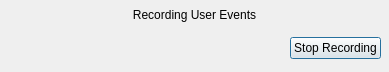
This is pqRecordEventsDialog.ui in Kitware/QtTesting as Qt 5 draws it before an edit. The edited form follows.
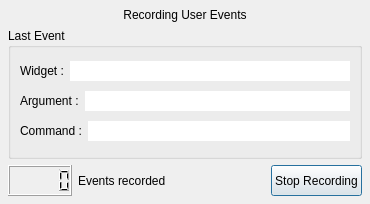
This is the edited form. Icons and pictures are not drawn.

```diff
--- a/pqRecordEventsDialog.ui
+++ b/pqRecordEventsDialog.ui
@@ -6,8 +6,8 @@
    <rect>
     <x>0</x>
     <y>0</y>
-    <width>389</width>
-    <height>72</height>
+    <width>370</width>
+    <height>204</height>
    </rect>
   </property>
   <property name="windowTitle">
@@ -23,7 +23,7 @@
    <item>
     <widget class="QLabel" name="label">
      <property name="sizePolicy">
-      <sizepolicy hsizetype="Preferred" vsizetype="MinimumExpanding">
+      <sizepolicy hsizetype="Preferred" vsizetype="Fixed">
        <horstretch>0</horstretch>
        <verstretch>0</verstretch>
       </sizepolicy>
@@ -36,22 +36,141 @@
      </property>
     </widget>
    </item>
+   <item>
+    <widget class="QGroupBox" name="eventBox">
+     <property name="sizePolicy">
+      <sizepolicy hsizetype="Preferred" vsizetype="MinimumExpanding">
+       <horstretch>0</horstretch>
+       <verstretch>0</verstretch>
+      </sizepolicy>
+     </property>
+     <property name="title">
+      <string>Last Event</string>
+     </property>
+     <property name="flat">
+      <bool>false</bool>
+     </property>
+     <property name="checkable">
+      <bool>false</bool>
+     </property>
+     <layout class="QVBoxLayout" name="verticalLayout">
+      <item>
+       <layout class="QHBoxLayout" name="horizontalLayout">
+        <item>
+         <widget class="QLabel" name="eventWidgetLabel">
+          <property name="text">
+           <string>Widget :</string>
+          </property>
+         </widget>
+        </item>
+        <item>
+         <widget class="QLineEdit" name="eventWidgetEdit">
+          <property name="enabled">
+           <bool>true</bool>
+          </property>
+          <property name="frame">
+           <bool>false</bool>
+          </property>
+          <property name="readOnly">
+           <bool>true</bool>
+          </property>
+         </widget>
+        </item>
+       </layout>
+      </item>
+      <item>
+       <layout class="QHBoxLayout" name="horizontalLayout_2">
+        <item>
+         <widget class="QLabel" name="eventArgumentLabel">
+          <property name="enabled">
+           <bool>true</bool>
+          </property>
+          <property name="text">
+           <string>Argument :</string>
+          </property>
+         </widget>
+        </item>
+        <item>
+         <widget class="QLineEdit" name="eventArgumentEdit">
+          <property name="enabled">
+           <bool>true</bool>
+          </property>
+          <property name="frame">
+           <bool>false</bool>
+          </property>
+          <property name="readOnly">
+           <bool>true</bool>
+          </property>
+         </widget>
+        </item>
+       </layout>
+      </item>
+      <item>
+       <layout class="QHBoxLayout" name="horizontalLayout_3">
+        <item>
+         <widget class="QLabel" name="eventCommandLabel">
+          <property name="text">
+           <string>Command :</string>
+          </property>
+         </widget>
+        </item>
+        <item>
+         <widget class="QLineEdit" name="eventCommandEdit">
+          <property name="enabled">
+           <bool>true</bool>
+          </property>
+          <property name="frame">
+           <bool>false</bool>
+          </property>
+          <property name="readOnly">
+           <bool>true</bool>
+          </property>
+         </widget>
+        </item>
+       </layout>
+      </item>
+     </layout>
+    </widget>
+   </item>
    <item>
     <layout class="QHBoxLayout">
      <property name="spacing">
       <number>6</number>
      </property>
+     <property name="sizeConstraint">
+      <enum>QLayout::SetMinimumSize</enum>
+     </property>
      <property name="margin">
       <number>0</number>
      </property>
+     <item>
+      <widget class="QLCDNumber" name="nbEvents">
+       <property name="smallDecimalPoint">
+        <bool>false</bool>
+       </property>
+       <property name="digitCount">
+        <number>5</number>
+       </property>
+      </widget>
+     </item>
+     <item>
+      <widget class="QLabel" name="nbEventsLabel">
+       <property name="text">
+        <string>Events recorded</string>
+       </property>
+      </widget>
+     </item>
      <item>
       <spacer>
        <property name="orientation">
         <enum>Qt::Horizontal</enum>
        </property>
+       <property name="sizeType">
+        <enum>QSizePolicy::Expanding</enum>
+       </property>
        <property name="sizeHint" stdset="0">
         <size>
-         <width>131</width>
+         <width>133</width>
          <height>31</height>
         </size>
        </property>
@@ -59,6 +178,12 @@
      </item>
      <item>
       <widget class="QPushButton" name="stopButton">
+       <property name="sizePolicy">
+        <sizepolicy hsizetype="Preferred" vsizetype="Preferred">
+         <horstretch>0</horstretch>
+         <verstretch>0</verstretch>
+        </sizepolicy>
+       </property>
        <property name="text">
         <string>Stop Recording</string>
        </property>
```
Left out of the diff: 8 changed lines with no effect on the pictures.
